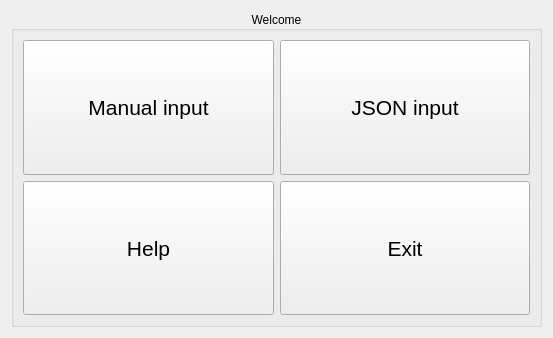
Old version of the form GUI/ui_files/main_window.ui in the repository dalvarezo/VIPCALs.
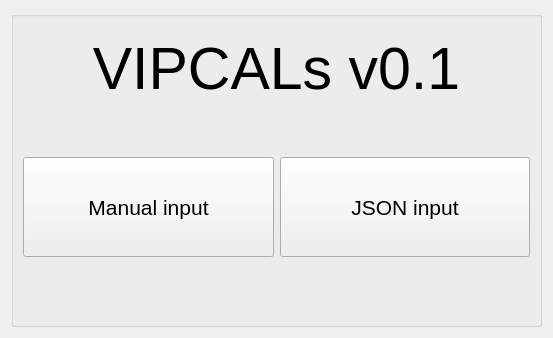
New version of the form.

```diff
--- a/GUI/ui_files/main_window.ui
+++ b/GUI/ui_files/main_window.ui
@@ -17,20 +17,57 @@
    <item row="0" column="0">
     <widget class="QGroupBox" name="groupBox">
      <property name="title">
-      <string>Welcome</string>
-     </property>
-     <property name="alignment">
-      <set>Qt::AlignmentFlag::AlignCenter</set>
+      <string/>
      </property>
      <layout class="QGridLayout" name="gridLayout_2">
-      <item row="0" column="0">
+      <item row="0" column="0" colspan="2">
+       <widget class="QWidget" name="widget" native="true">
+        <layout class="QVBoxLayout" name="verticalLayout">
+         <item>
+          <widget class="QLabel" name="label">
+           <property name="font">
+            <font>
+             <pointsize>44</pointsize>
+            </font>
+           </property>
+           <property name="text">
+            <string>VIPCALs v0.1</string>
+           </property>
+           <property name="alignment">
+            <set>Qt::AlignCenter</set>
+           </property>
+          </widget>
+         </item>
+         <item>
+          <spacer name="verticalSpacer_2">
+           <property name="orientation">
+            <enum>Qt::Vertical</enum>
+           </property>
+           <property name="sizeHint" stdset="0">
+            <size>
+             <width>20</width>
+             <height>40</height>
+            </size>
+           </property>
+          </spacer>
+         </item>
+        </layout>
+       </widget>
+      </item>
+      <item row="1" column="0">
        <widget class="QPushButton" name="man_input_btn">
         <property name="sizePolicy">
-         <sizepolicy hsizetype="Minimum" vsizetype="Expanding">
+         <sizepolicy hsizetype="Minimum" vsizetype="Fixed">
           <horstretch>0</horstretch>
           <verstretch>0</verstretch>
          </sizepolicy>
         </property>
+        <property name="minimumSize">
+         <size>
+          <width>0</width>
+          <height>100</height>
+         </size>
+        </property>
         <property name="font">
          <font>
           <pointsize>16</pointsize>
@@ -41,14 +78,20 @@
         </property>
        </widget>
       </item>
-      <item row="0" column="1">
+      <item row="1" column="1">
        <widget class="QPushButton" name="JSON_input_btn">
         <property name="sizePolicy">
-         <sizepolicy hsizetype="Minimum" vsizetype="Expanding">
+         <sizepolicy hsizetype="Minimum" vsizetype="Fixed">
           <horstretch>0</horstretch>
           <verstretch>0</verstretch>
          </sizepolicy>
         </property>
+        <property name="minimumSize">
+         <size>
+          <width>0</width>
+          <height>100</height>
+         </size>
+        </property>
         <property name="font">
          <font>
           <pointsize>16</pointsize>
@@ -59,41 +102,18 @@
         </property>
        </widget>
       </item>
-      <item row="1" column="0">
-       <widget class="QPushButton" name="help_btn">
-        <property name="sizePolicy">
-         <sizepolicy hsizetype="Minimum" vsizetype="Expanding">
-          <horstretch>0</horstretch>
-          <verstretch>0</verstretch>
-         </sizepolicy>
+      <item row="2" column="0" colspan="2">
+       <spacer name="verticalSpacer">
+        <property name="orientation">
+         <enum>Qt::Vertical</enum>
         </property>
-        <property name="font">
-         <font>
-          <pointsize>16</pointsize>
-         </font>
+        <property name="sizeHint" stdset="0">
+         <size>
+          <width>20</width>
+          <height>40</height>
+         </size>
         </property>
-        <property name="text">
-         <string>Help</string>
-        </property>
-       </widget>
-      </item>
-      <item row="1" column="1">
-       <widget class="QPushButton" name="exit_btn">
-        <property name="sizePolicy">
-         <sizepolicy hsizetype="Minimum" vsizetype="Expanding">
-          <horstretch>0</horstretch>
-          <verstretch>0</verstretch>
-         </sizepolicy>
-        </property>
-        <property name="font">
-         <font>
-          <pointsize>16</pointsize>
-         </font>
-        </property>
-        <property name="text">
-         <string>Exit</string>
-        </property>
-       </widget>
+       </spacer>
       </item>
      </layout>
     </widget>
```
